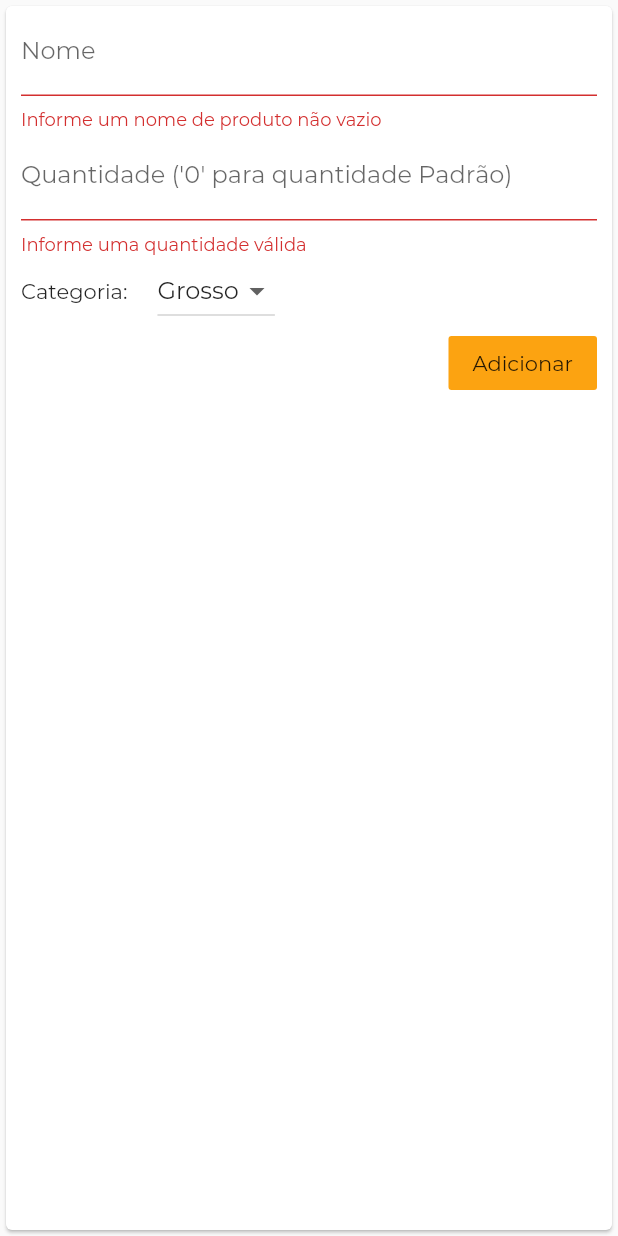
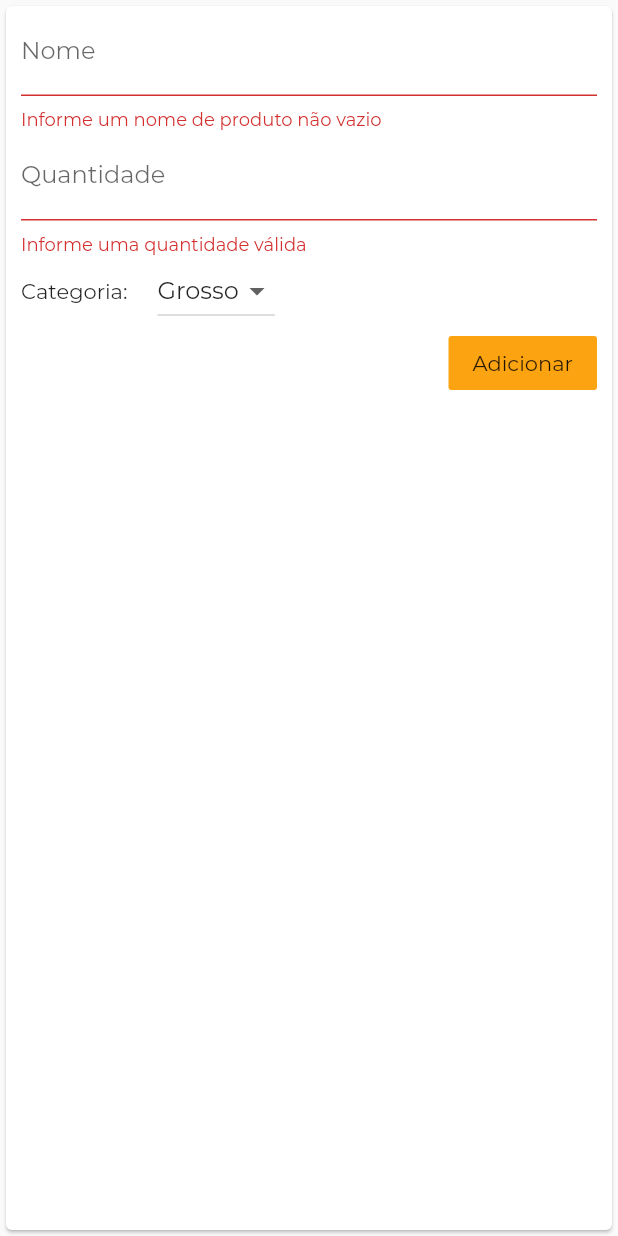
Before and after one commit to owarleysouza/S-Compras, a Flutter app: the AddProduct widget shown alone on an empty page, opened directly with empty values, after a tap on "Adicionar", on a phone screen of 412 x 824 dp. Run offline on Flutter 3.47's test engine with Material 2 defaults, Android fonts, the phone set to English and light mode, and no system bars; our stand-ins replace shared_preferences; accounts and stored records are empty.

```diff
--- a/lib/widgets/add_product.dart
+++ b/lib/widgets/add_product.dart
@@ -59,8 +59,7 @@ class _AddProductState extends State<AddProduct> {
                     },
                   ),
                   TextFormField(
-                    decoration: InputDecoration(
-                        labelText: "Quantidade ('0' para quantidade Padrão)"),
+                    decoration: InputDecoration(labelText: "Quantidade"),
                     textInputAction: TextInputAction.next,
                     keyboardType:
                         TextInputType.numberWithOptions(decimal: true),
```
Also changed, not shown: assets/images/Prints-app.png (added), 1 other file.
